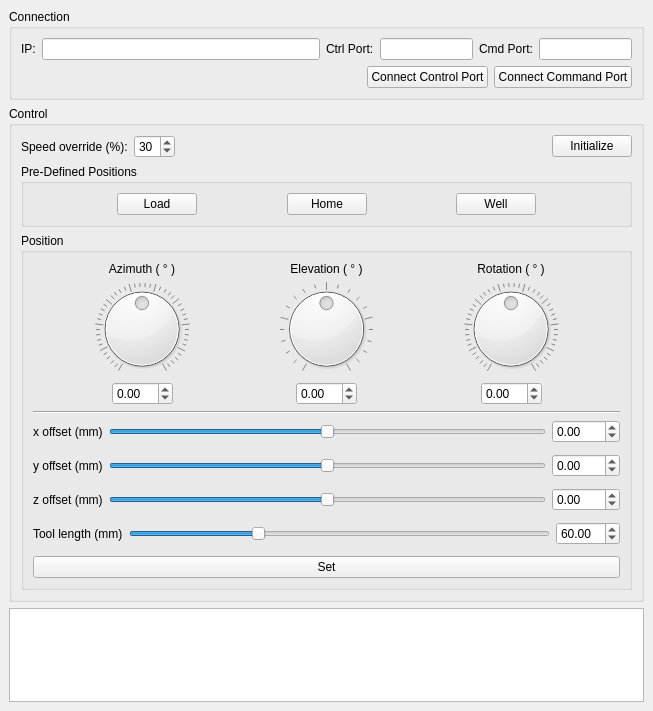
Qt form mainwindow.ui (rookidroid/armstrong) before a commit.
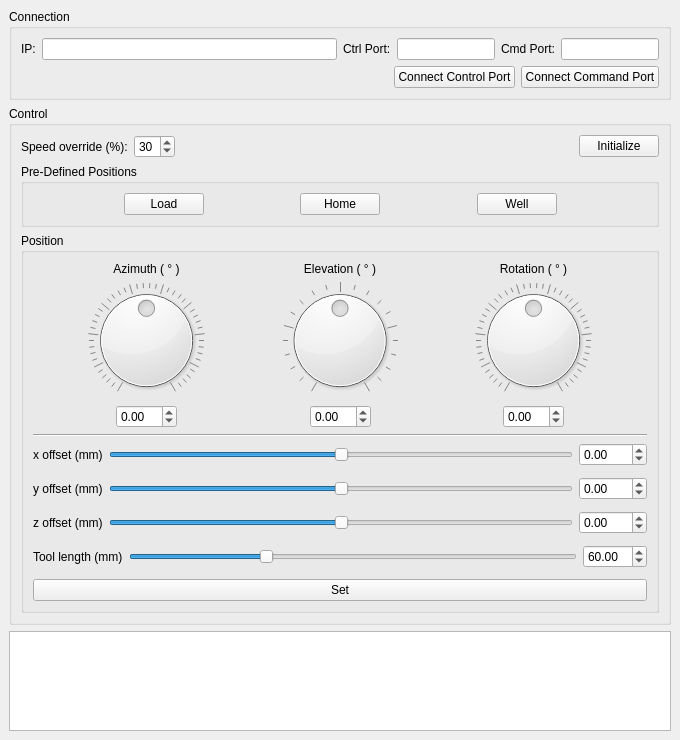
The same form after that commit.

The edit to the form file:
```diff
--- a/mainwindow.ui
+++ b/mainwindow.ui
@@ -6,8 +6,8 @@
    <rect>
     <x>0</x>
     <y>0</y>
-    <width>653</width>
-    <height>711</height>
+    <width>680</width>
+    <height>740</height>
    </rect>
   </property>
   <property name="sizePolicy">
```
Left out of the diff: 2 changed lines with no effect on the pictures.
